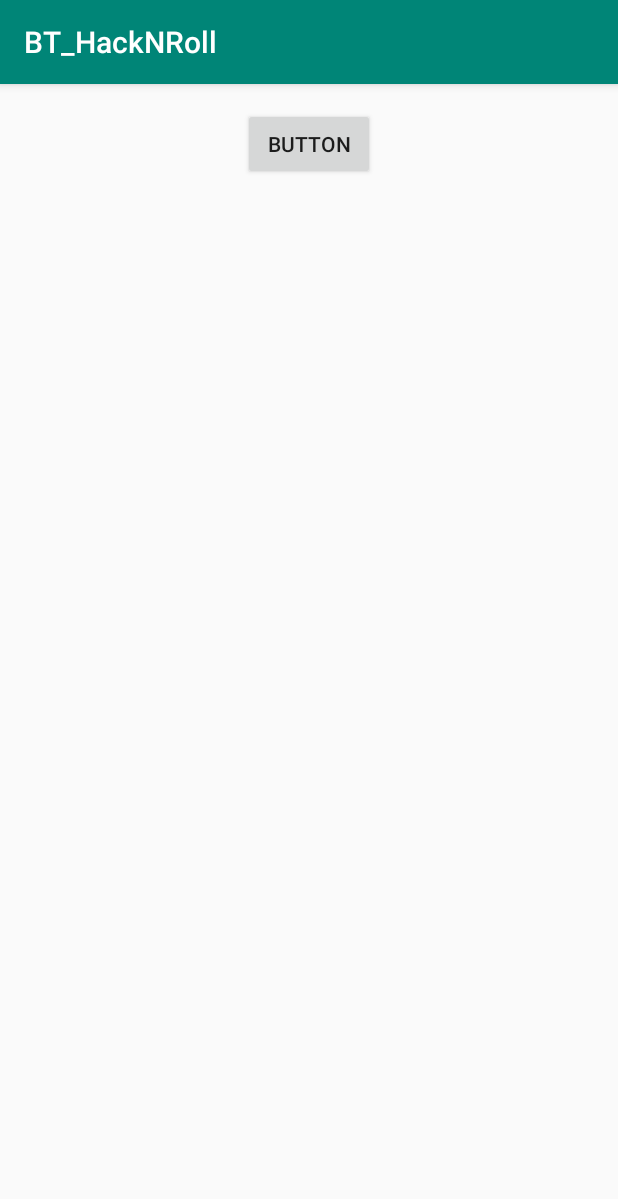
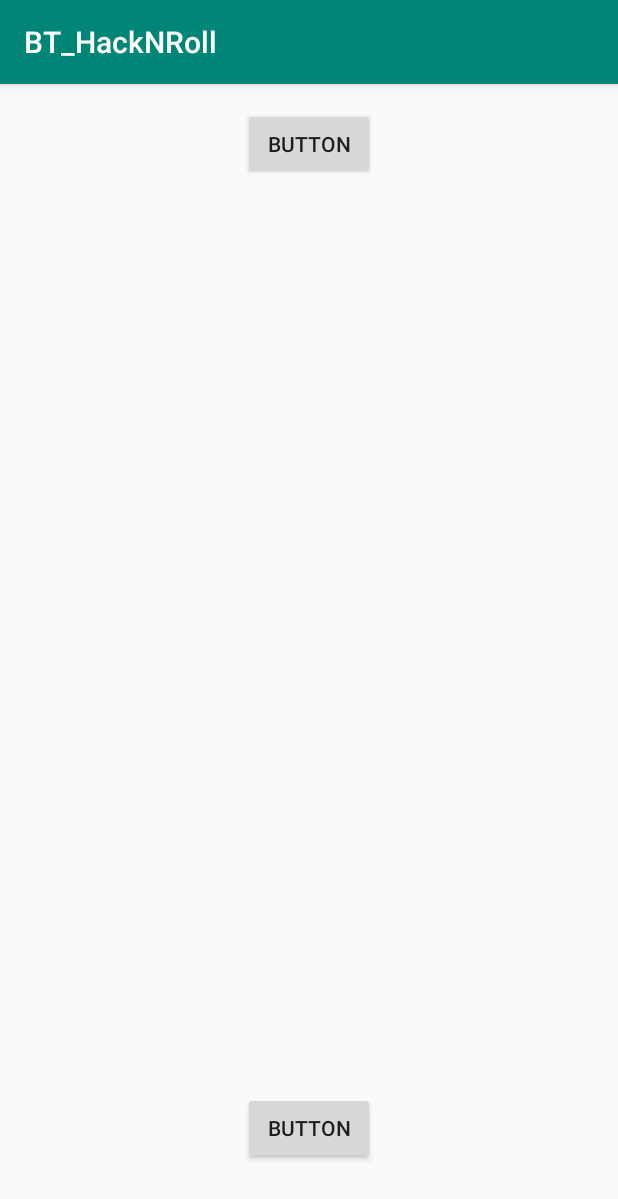
Before and after one commit to tenvinc/BT_HackNRoll, an Android app: the screen it shows after launch (MainActivity), after a tap on "BUTTON", on a phone screen of 412 x 824 dp. Shown: the top 1199 px of the screen. Run offline under Robolectric (Android 15) with nearby library versions, the phone set to English and light mode, and no system bars.

Commit message:
working communications with ble

```diff
--- a/app/build.gradle
+++ b/app/build.gradle
@@ -4,7 +4,7 @@ android {
     compileSdkVersion 28
     defaultConfig {
         applicationId "com.project.tenvinc.bt_hacknroll"
-        minSdkVersion 18
+        minSdkVersion 23
         targetSdkVersion 28
         versionCode 1
         versionName "1.0"
--- a/app/src/main/java/com/project/tenvinc/bt_hacknroll/MainActivity.java
+++ b/app/src/main/java/com/project/tenvinc/bt_hacknroll/MainActivity.java
@@ -4,12 +4,17 @@ import android.Manifest;
 import android.app.Activity;
 import android.bluetooth.BluetoothAdapter;
 import android.bluetooth.BluetoothDevice;
+import android.bluetooth.BluetoothGatt;
+import android.bluetooth.BluetoothGattCallback;
+import android.bluetooth.BluetoothGattCharacteristic;
+import android.bluetooth.BluetoothGattService;
 import android.bluetooth.BluetoothManager;
 import android.content.Context;
 import android.content.DialogInterface;
 import android.content.Intent;
 import android.content.pm.PackageManager;
 import android.os.Build;
+import android.os.Handler;
 import android.support.annotation.NonNull;
 import android.support.v7.app.AlertDialog;
 import android.support.v7.app.AppCompatActivity;
@@ -19,15 +24,43 @@ import android.view.View;
 import android.widget.Button;
 import android.widget.ListView;
 
+import java.util.ArrayList;
+import java.util.List;
+import java.util.UUID;
+
+import static android.bluetooth.BluetoothAdapter.STATE_CONNECTED;
+import static java.util.UUID.fromString;
+
 public class MainActivity extends AppCompatActivity {
     private Button scanBtn;
     private ListView btList;
+
     private String TAG = "MainActivity";
 
     private BluetoothAdapter mBluetoothAdapter;
 
     private final int REQUEST_ENABLE_BT = 123;
     private final int PERMISSION_REQUEST_COARSE_LOCATION = 12;
+    private final static int SCAN_PERIOD = 20000;
+
+    private List<String> data = new ArrayList<>();
+
+    private final static UUID SERIAL_SERVICE_UUID = fromString("0000dfb0-0000-1000-8000-00805f9b34fb");
+    private final static UUID SERIAL_CHAR_UUID = fromString("0000dfb1-0000-1000-8000-00805f9b34fb");
+
+    private boolean mScanning;
+    private Handler mHandler;
+
+    private BluetoothGatt bluetoothGatt;
+
+    private BluetoothGattCallback gattCallback = new BluetoothGattCallback() {
+        @Override
+        public void onConnectionStateChange(BluetoothGatt gatt, int status, int newState) {
+            if (newState == STATE_CONNECTED) {
+                bluetoothGatt.discoverServices();
+            }
+        }
+    };
 
     private BluetoothAdapter.LeScanCallback mLeScanCallback = new BluetoothAdapter.LeScanCallback() {
         @Override
@@ -35,7 +68,19 @@ public class MainActivity extends AppCompatActivity {
             runOnUiThread(new Runnable() {
                 @Override
                 public void run() {
-                    Log.d(TAG, bluetoothDevice.getAddress());
+                    data.add(bluetoothDevice.getAddress());
+                    if (bluetoothDevice.getAddress().equals("F0:45:DA:10:B5:37")) {
+                        bluetoothGatt = bluetoothDevice.connectGatt(MainActivity.this, true, gattCallback);
+                        Log.d(TAG, bluetoothDevice.getAddress());
+                        Log.d(TAG, SERIAL_SERVICE_UUID.toString());
+                        BluetoothGattCharacteristic characteristic =
+                                bluetoothGatt.getService(SERIAL_SERVICE_UUID).getCharacteristic(SERIAL_CHAR_UUID);
+                        String data = "1";
+                        characteristic.setValue(data.getBytes());
+                        characteristic.setWriteType(BluetoothGattCharacteristic.WRITE_TYPE_NO_RESPONSE);
+                        bluetoothGatt.writeCharacteristic(characteristic);
+                        Log.d(TAG, "finished sending data");
+                    }
                 }
             });
         }
@@ -45,6 +90,8 @@ public class MainActivity extends AppCompatActivity {
     protected void onCreate(Bundle savedInstanceState) {
         super.onCreate(savedInstanceState);
         setContentView(R.layout.activity_main);
+
+        mHandler = new Handler();
 
         final BluetoothManager bluetoothManager = (BluetoothManager) getSystemService(Context.BLUETOOTH_SERVICE);
         mBluetoothAdapter = bluetoothManager.getAdapter();
@@ -58,15 +105,38 @@ public class MainActivity extends AppCompatActivity {
         scanBtn.setOnClickListener(new View.OnClickListener() {
             @Override
             public void onClick(View view) {
-                scanBtLe();
+                scanBtLe(true);
             }
         });
+
+        btList = findViewById(R.id.btList);
+        btList.setAdapter(new BtAdapter(this, data));
 
         validatePermissions(this);
     }
 
-    private void scanBtLe() {
-        mBluetoothAdapter.startLeScan(mLeScanCallback);
+    private void scanBtLe(boolean enable) {
+        if (enable) {
+            data.clear();
+            // Stops scanning after a pre-defined scan period.
+            mHandler.postDelayed(new Runnable() {
+                @Override
+                public void run() {
+                    mScanning = false;
+                    mBluetoothAdapter.stopLeScan(mLeScanCallback);
+                    Log.d(TAG, "STOPPED");
+                    BtAdapter adapter = (BtAdapter) btList.getAdapter();
+                    adapter.setData(data);
+                    adapter.notifyDataSetChanged();
+                }
+            }, SCAN_PERIOD);
+
+            mScanning = true;
+            mBluetoothAdapter.startLeScan(mLeScanCallback);
+        } else {
+            mScanning = false;
+            mBluetoothAdapter.stopLeScan(mLeScanCallback);
+        }
     }
 
     private void validatePermissions(final Activity activity) {
--- a/app/src/main/res/layout/activity_main.xml
+++ b/app/src/main/res/layout/activity_main.xml
@@ -21,15 +21,26 @@
     <ListView
         android:id="@+id/btList"
         android:layout_width="368dp"
-        android:layout_height="244dp"
+        android:layout_height="520dp"
         android:layout_marginStart="8dp"
-        android:layout_marginTop="8dp"
+        android:layout_marginTop="12dp"
+        android:layout_marginEnd="8dp"
+        app:layout_constraintEnd_toEndOf="parent"
+        app:layout_constraintStart_toStartOf="parent"
+        app:layout_constraintTop_toBottomOf="@+id/scanBtn" />
+
+    <Button
+        android:id="@+id/connectBtn"
+        android:layout_width="wrap_content"
+        android:layout_height="wrap_content"
+        android:layout_marginStart="8dp"
+        android:layout_marginTop="76dp"
         android:layout_marginEnd="8dp"
         android:layout_marginBottom="8dp"
+        android:text="Button"
         app:layout_constraintBottom_toBottomOf="parent"
         app:layout_constraintEnd_toEndOf="parent"
-        app:layout_constraintHorizontal_bias="0.0"
         app:layout_constraintStart_toStartOf="parent"
-        app:layout_constraintTop_toBottomOf="@+id/scanBtn"
-        app:layout_constraintVertical_bias="0.037" />
+        app:layout_constraintTop_toBottomOf="@+id/btList"
+        app:layout_constraintVertical_bias="0.0" />
 </android.support.constraint.ConstraintLayout>
```
Also changed, not shown: app/src/main/java/com/project/tenvinc/bt_hacknroll/BtAdapter.java (+21 -6 lines), app/src/main/res/layout/list_bt.xml (+13 -1 lines).
